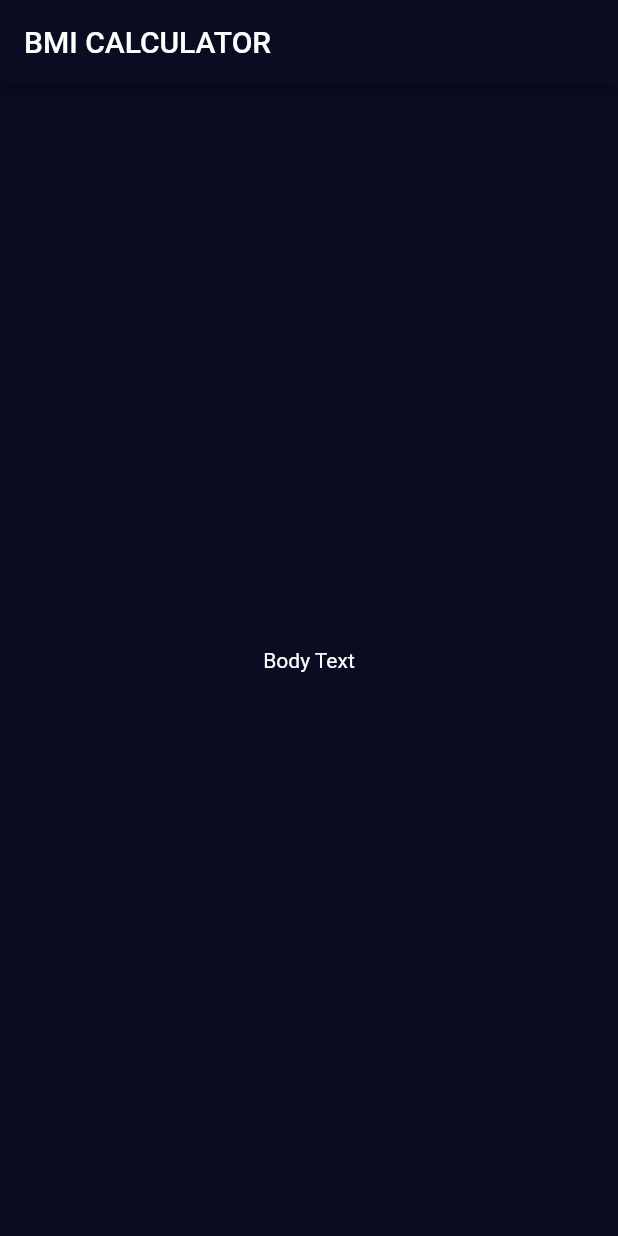
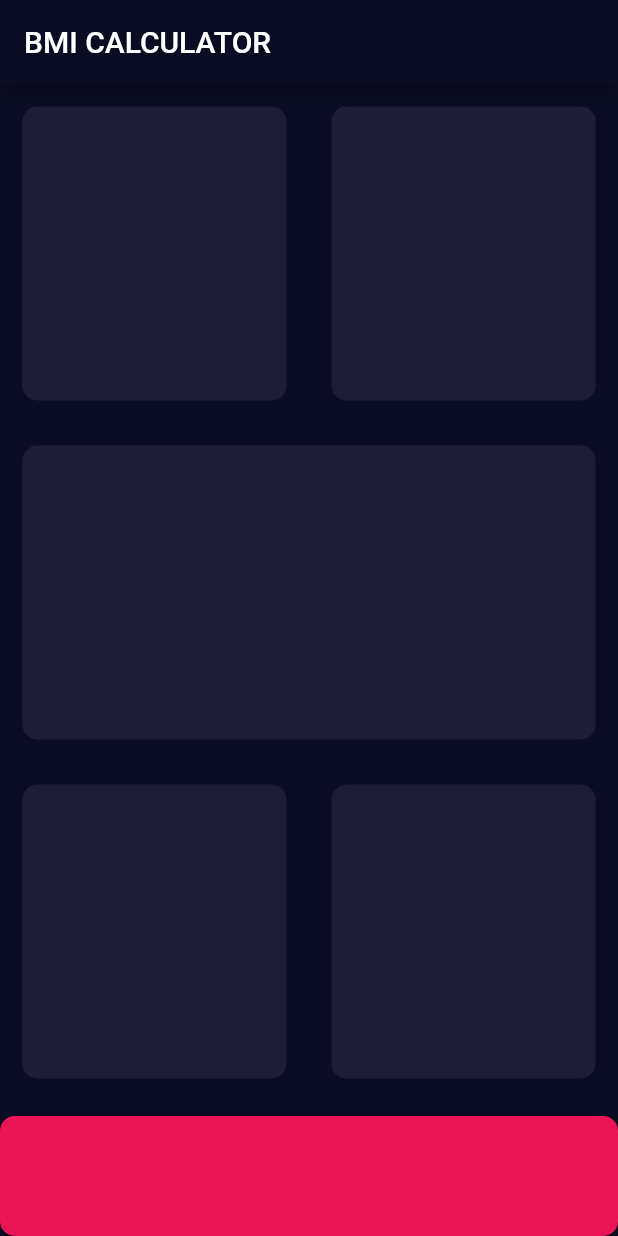
Before and after one commit to AsierDev/flutter-course-app-brewery, a Flutter app: the screen it shows after launch, on a phone screen of 412 x 824 dp. Run offline on Flutter 3.47's test engine with Material 2 defaults, Android fonts, the phone set to English and light mode, and no system bars; our stand-ins replace audioplayers, rflutter_alert.

Commit message:
add containers

```diff
--- a/bmi-calculator-flutter/lib/input_page.dart
+++ b/bmi-calculator-flutter/lib/input_page.dart
@@ -1,4 +1,7 @@
 import 'package:flutter/material.dart';
+
+const activeCardColor =  Color(0xFF1D1E33);
+const buttonColor =  Color(0xFFEB1555);
 
 class InputPage extends StatefulWidget {
   @override
@@ -12,9 +15,63 @@
       appBar: AppBar(
         title: Text('BMI CALCULATOR'),
       ),
-      body: Center(
-        child: Text('Body Text'),
+      body:Column(
+        children: <Widget>[
+          Expanded(
+            child: Row(
+              children: <Widget>[
+                Expanded(
+                  child: Cards(color: activeCardColor),
+                ),
+                Expanded(
+                  child: Cards(color: activeCardColor),
+                ),
+              ],
+            ),
+          ),
+          Expanded(
+            child: Cards(color: activeCardColor),
+          ),
+          Expanded(
+            child: Row(
+              children: <Widget>[
+                Expanded(
+                  child: Cards(color: activeCardColor),
+                ),
+                Expanded(
+                  child: Cards(color: activeCardColor),
+                ),
+              ],
+            ),
+          ),
+          Container(
+            margin: EdgeInsets.only(top: 10.0),
+            decoration: BoxDecoration(
+              color: buttonColor,
+              borderRadius: BorderRadius.circular(10.0),
+            ),
+            height: 80.0,
+            width: double.infinity,
+          ),
+        ],
       ),
     );
   }
 }
+
+class Cards extends StatelessWidget {
+  Cards({@required this.color});
+
+  final Color color;
+
+  @override
+  Widget build(BuildContext context) {
+    return Container(
+      margin: EdgeInsets.all(15.0),
+      decoration: BoxDecoration(
+        color: color,
+        borderRadius: BorderRadius.circular(10.0),
+      ),
+    );
+  }
+}
```
